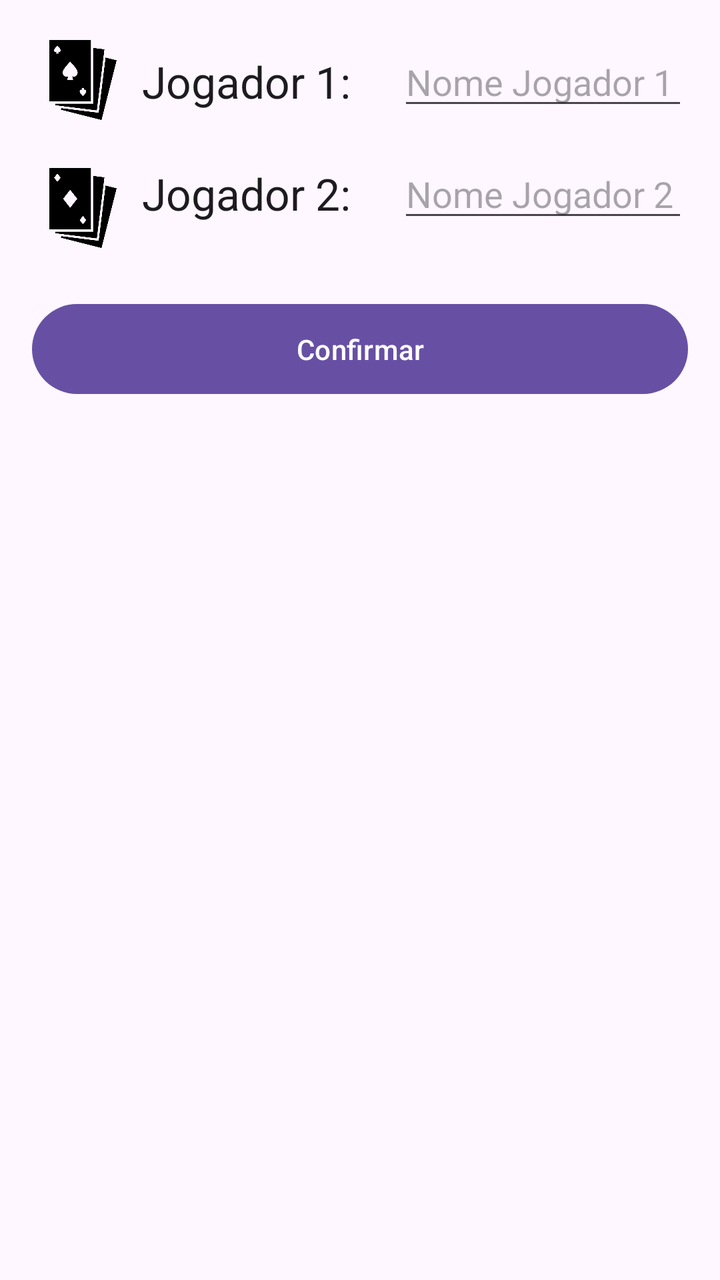
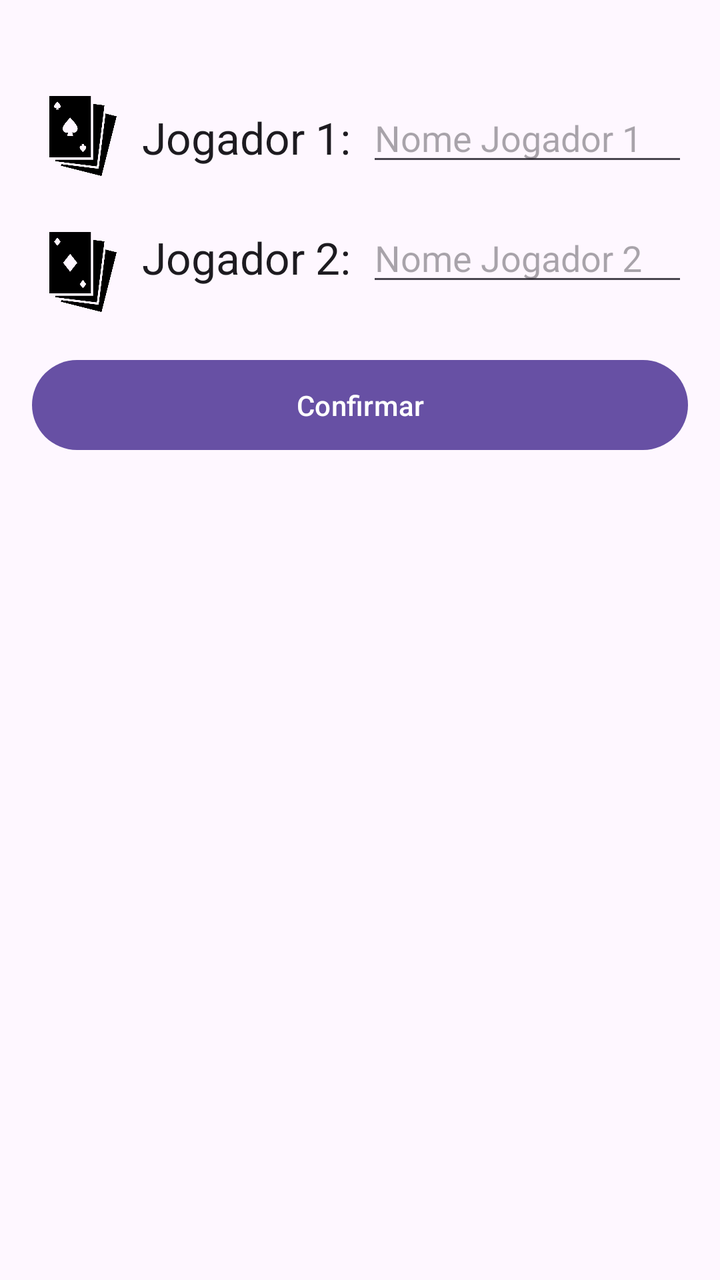

The first picture is an Android layout as it rendered before a commit; the second is the same layout after the commit. The layout source and the unified diff follow.
<!-- AndroidManifest.xml: application theme Theme.CatMarker -->
<!-- res/layout/activity_nomes.xml -->
<?xml version="1.0" encoding="utf-8"?>
<androidx.constraintlayout.widget.ConstraintLayout xmlns:android="http://schemas.android.com/apk/res/android"
    xmlns:app="http://schemas.android.com/apk/res-auto"
    xmlns:tools="http://schemas.android.com/tools"
    android:id="@+id/main"
    android:layout_width="match_parent"
    android:layout_height="match_parent"
    tools:context=".NomesActivity">

    <ImageView
        android:id="@+id/icJogadorUm"
        android:layout_width="51dp"
        android:layout_height="40dp"
        android:layout_marginStart="16dp"
        android:layout_marginTop="20dp"
        android:contentDescription="Logo jogador 1"
        app:layout_constraintStart_toStartOf="parent"
        app:layout_constraintTop_toTopOf="parent"
        app:srcCompat="@drawable/ic_jogadorum" />

    <TextView
        android:id="@+id/tvNomeJogadorUm"
        android:layout_width="120dp"
        android:layout_height="40dp"
        android:layout_marginStart="4dp"
        android:text="Jogador 1:"
        android:textAppearance="@style/TextAppearance.AppCompat.Large"
        app:layout_constraintBaseline_toBaselineOf="@+id/etNomeJogadorUm"
        app:layout_constraintStart_toEndOf="@+id/icJogadorUm" />

    <EditText
        android:id="@+id/etNomeJogadorUm"
        android:layout_width="0dp"
        android:layout_height="40dp"
        android:layout_marginStart="8dp"
        android:layout_marginTop="20dp"
        android:layout_marginEnd="16dp"
        android:ems="10"
        android:hint="Nome Jogador 1"
        android:inputType="text"
        app:layout_constraintEnd_toEndOf="parent"
        app:layout_constraintStart_toEndOf="@+id/tvNomeJogadorUm"
        app:layout_constraintTop_toTopOf="parent" />

    <ImageView
        android:id="@+id/icJogadorDois"
        android:layout_width="51dp"
        android:layout_height="40dp"
        android:layout_marginStart="16dp"
        android:layout_marginTop="24dp"
        android:contentDescription="Logo jogador 2"
        app:layout_constraintStart_toStartOf="parent"
        app:layout_constraintTop_toBottomOf="@+id/etNomeJogadorUm"
        app:srcCompat="@drawable/ic_jogadordois" />

    <TextView
        android:id="@+id/tvNomeJogadorDois"
        android:layout_width="120dp"
        android:layout_height="40dp"
        android:layout_marginStart="4dp"
        android:text="Jogador 2:"
        android:textAppearance="@style/TextAppearance.AppCompat.Large"
        app:layout_constraintBaseline_toBaselineOf="@+id/etNomeJogadorDois"
        app:layout_constraintStart_toEndOf="@+id/icJogadorDois" />

    <EditText
        android:id="@+id/etNomeJogadorDois"
        android:layout_width="0dp"
        android:layout_height="40dp"
        android:layout_marginStart="8dp"
        android:layout_marginTop="16dp"
        android:layout_marginEnd="16dp"
        android:ems="10"
        android:hint="Nome Jogador 2"
        android:inputType="text"
        app:layout_constraintEnd_toEndOf="parent"
        app:layout_constraintStart_toEndOf="@+id/tvNomeJogadorDois"
        app:layout_constraintTop_toBottomOf="@+id/etNomeJogadorUm" />

    <Button
        android:id="@+id/btConfirmarNomes"
        android:layout_width="0dp"
        android:layout_height="53dp"
        android:layout_marginStart="16dp"
        android:layout_marginTop="32dp"
        android:layout_marginEnd="16dp"
        android:text="Confirmar"
        android:onClick="btConfirmarNomesOnClick"
        app:layout_constraintEnd_toEndOf="parent"
        app:layout_constraintStart_toStartOf="parent"
        app:layout_constraintTop_toBottomOf="@+id/etNomeJogadorDois" />

</androidx.constraintlayout.widget.ConstraintLayout>
<!-- resources referenced by this layout -->
<resources>
  <!-- drawable ic_jogadordois: png bitmap (drawable, 12454 bytes) -->
  <!-- drawable ic_jogadorum: png bitmap (drawable, 12488 bytes) -->
  <style name="Theme.CatMarker" parent="Base.Theme.CatMarker" />
  <style name="Base.Theme.CatMarker" parent="Theme.Material3.DayNight.NoActionBar">
          
          
      </style>
</resources>

<!-- the commit's change to res/layout/activity_nomes.xml (unified diff, before → after) -->
@@ -7,21 +7,50 @@
     android:layout_height="match_parent"
     tools:context=".NomesActivity">
 
+    <Button
+        android:id="@+id/btConfirmarNomes"
+        android:layout_width="0dp"
+        android:layout_height="53dp"
+        android:layout_marginStart="16dp"
+        android:layout_marginTop="28dp"
+        android:layout_marginEnd="16dp"
+        android:onClick="btConfirmarNomesOnClick"
+        android:text="Confirmar"
+        app:layout_constraintEnd_toEndOf="parent"
+        app:layout_constraintHorizontal_bias="1.0"
+        app:layout_constraintStart_toStartOf="parent"
+        app:layout_constraintTop_toBottomOf="@+id/etNomeJogadorDois" />
+
     <ImageView
-        android:id="@+id/icJogadorUm"
+        android:id="@+id/icJogadorDois"
         android:layout_width="51dp"
         android:layout_height="40dp"
         android:layout_marginStart="16dp"
-        android:layout_marginTop="20dp"
-        android:contentDescription="Logo jogador 1"
+        android:layout_marginTop="28dp"
+        android:contentDescription="Logo jogador 2"
         app:layout_constraintStart_toStartOf="parent"
-        app:layout_constraintTop_toTopOf="parent"
-        app:srcCompat="@drawable/ic_jogadorum" />
+        app:layout_constraintTop_toBottomOf="@+id/etNomeJogadorUm"
+        app:srcCompat="@drawable/ic_jogadordois" />
+
+    <EditText
+        android:id="@+id/etNomeJogadorUm"
+        android:layout_width="0dp"
+        android:layout_height="40dp"
+        android:layout_marginStart="8dp"
+        android:layout_marginTop="48dp"
+        android:layout_marginEnd="16dp"
+        android:ems="10"
+        android:hint="Nome Jogador 1"
+        android:inputType="text"
+        app:layout_constraintEnd_toEndOf="parent"
+        app:layout_constraintHorizontal_bias="0.0"
+        app:layout_constraintStart_toEndOf="@+id/tvNomeJogadorUm"
+        app:layout_constraintTop_toTopOf="parent" />
 
     <TextView
         android:id="@+id/tvNomeJogadorUm"
-        android:layout_width="120dp"
-        android:layout_height="40dp"
+        android:layout_width="wrap_content"
+        android:layout_height="wrap_content"
         android:layout_marginStart="4dp"
         android:text="Jogador 1:"
         android:textAppearance="@style/TextAppearance.AppCompat.Large"
@@ -29,65 +58,39 @@
         app:layout_constraintStart_toEndOf="@+id/icJogadorUm" />
 
     <EditText
-        android:id="@+id/etNomeJogadorUm"
+        android:id="@+id/etNomeJogadorDois"
         android:layout_width="0dp"
         android:layout_height="40dp"
         android:layout_marginStart="8dp"
         android:layout_marginTop="20dp"
         android:layout_marginEnd="16dp"
         android:ems="10"
-        android:hint="Nome Jogador 1"
+        android:hint="Nome Jogador 2"
         android:inputType="text"
         app:layout_constraintEnd_toEndOf="parent"
-        app:layout_constraintStart_toEndOf="@+id/tvNomeJogadorUm"
-        app:layout_constraintTop_toTopOf="parent" />
+        app:layout_constraintHorizontal_bias="0.0"
+        app:layout_constraintStart_toEndOf="@+id/tvNomeJogadorDois"
+        app:layout_constraintTop_toBottomOf="@+id/etNomeJogadorUm" />
 
     <ImageView
-        android:id="@+id/icJogadorDois"
+        android:id="@+id/icJogadorUm"
         android:layout_width="51dp"
         android:layout_height="40dp"
         android:layout_marginStart="16dp"
-        android:layout_marginTop="24dp"
-        android:contentDescription="Logo jogador 2"
+        android:layout_marginTop="48dp"
+        android:contentDescription="Logo jogador 1"
         app:layout_constraintStart_toStartOf="parent"
-        app:layout_constraintTop_toBottomOf="@+id/etNomeJogadorUm"
-        app:srcCompat="@drawable/ic_jogadordois" />
+        app:layout_constraintTop_toTopOf="parent"
+        app:srcCompat="@drawable/ic_jogadorum" />
 
     <TextView
         android:id="@+id/tvNomeJogadorDois"
-        android:layout_width="120dp"
-        android:layout_height="40dp"
+        android:layout_width="wrap_content"
+        android:layout_height="wrap_content"
         android:layout_marginStart="4dp"
         android:text="Jogador 2:"
         android:textAppearance="@style/TextAppearance.AppCompat.Large"
         app:layout_constraintBaseline_toBaselineOf="@+id/etNomeJogadorDois"
         app:layout_constraintStart_toEndOf="@+id/icJogadorDois" />
 
-    <EditText
-        android:id="@+id/etNomeJogadorDois"
-        android:layout_width="0dp"
-        android:layout_height="40dp"
-        android:layout_marginStart="8dp"
-        android:layout_marginTop="16dp"
-        android:layout_marginEnd="16dp"
-        android:ems="10"
-        android:hint="Nome Jogador 2"
-        android:inputType="text"
-        app:layout_constraintEnd_toEndOf="parent"
-        app:layout_constraintStart_toEndOf="@+id/tvNomeJogadorDois"
-        app:layout_constraintTop_toBottomOf="@+id/etNomeJogadorUm" />
-
-    <Button
-        android:id="@+id/btConfirmarNomes"
-        android:layout_width="0dp"
-        android:layout_height="53dp"
-        android:layout_marginStart="16dp"
-        android:layout_marginTop="32dp"
-        android:layout_marginEnd="16dp"
-        android:text="Confirmar"
-        android:onClick="btConfirmarNomesOnClick"
-        app:layout_constraintEnd_toEndOf="parent"
-        app:layout_constraintStart_toStartOf="parent"
-        app:layout_constraintTop_toBottomOf="@+id/etNomeJogadorDois" />
-
 </androidx.constraintlayout.widget.ConstraintLayout>
